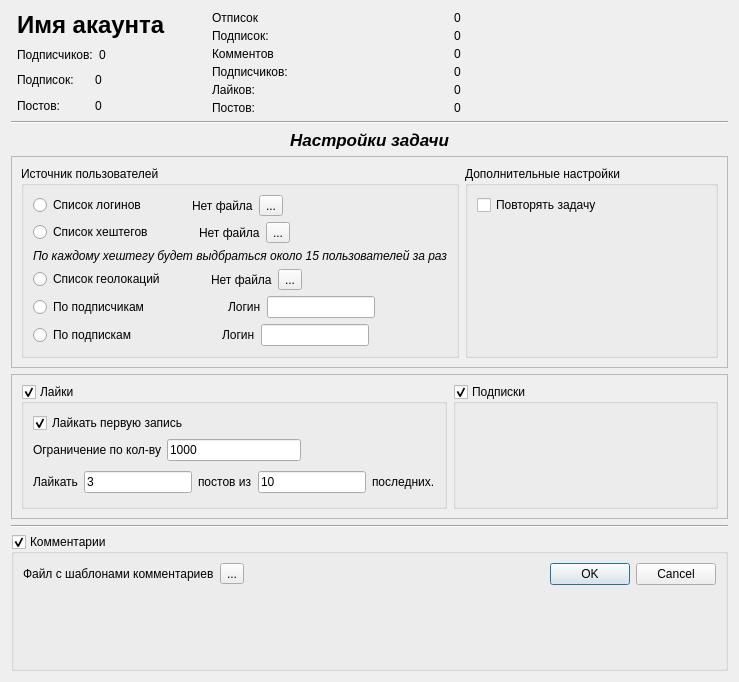
This is forms/ui/account.ui in dmitriypereverza/InstaBot as Qt 5 draws it before an edit. The edited form follows.
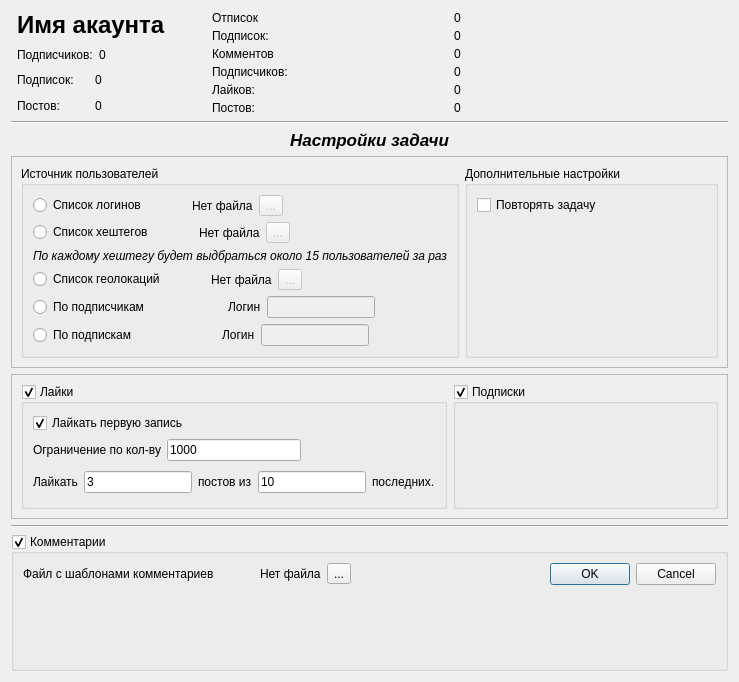
This is the edited form. Icons and pictures are not drawn.

Commit message: UI interface.Contain data from accountDialog

The edit to the form file:
```diff
--- a/forms/ui/account.ui
+++ b/forms/ui/account.ui
@@ -20,7 +20,7 @@
    </sizepolicy>
   </property>
   <property name="windowTitle">
-   <string>Dialog</string>
+   <string>Окно настройки бота</string>
   </property>
   <layout class="QVBoxLayout" name="verticalLayout_2">
    <item>
@@ -453,6 +453,9 @@
            </item>
            <item>
             <widget class="QToolButton" name="toolButton_2">
+             <property name="enabled">
+              <bool>false</bool>
+             </property>
              <property name="text">
               <string>...</string>
              </property>
@@ -510,6 +513,9 @@
            </item>
            <item>
             <widget class="QToolButton" name="toolButton_3">
+             <property name="enabled">
+              <bool>false</bool>
+             </property>
              <property name="text">
               <string>...</string>
              </property>
@@ -581,6 +587,9 @@
            </item>
            <item>
             <widget class="QToolButton" name="toolButton_4">
+             <property name="enabled">
+              <bool>false</bool>
+             </property>
              <property name="text">
               <string>...</string>
              </property>
@@ -631,7 +640,11 @@
             </widget>
            </item>
            <item>
-            <widget class="QLineEdit" name="lineEdit_4"/>
+            <widget class="QLineEdit" name="lineEdit_4">
+             <property name="enabled">
+              <bool>false</bool>
+             </property>
+            </widget>
            </item>
            <item>
             <spacer name="horizontalSpacer_10">
@@ -678,7 +691,11 @@
             </widget>
            </item>
            <item>
-            <widget class="QLineEdit" name="lineEdit_5"/>
+            <widget class="QLineEdit" name="lineEdit_5">
+             <property name="enabled">
+              <bool>false</bool>
+             </property>
+            </widget>
            </item>
            <item>
             <spacer name="horizontalSpacer_11">
@@ -939,6 +956,26 @@
           </property>
          </widget>
         </item>
+        <item>
+         <spacer name="horizontalSpacer_13">
+          <property name="orientation">
+           <enum>Qt::Horizontal</enum>
+          </property>
+          <property name="sizeHint" stdset="0">
+           <size>
+            <width>40</width>
+            <height>20</height>
+           </size>
+          </property>
+         </spacer>
+        </item>
+        <item>
+         <widget class="QLabel" name="label_13">
+          <property name="text">
+           <string>Нет файла</string>
+          </property>
+         </widget>
+        </item>
         <item>
          <widget class="QToolButton" name="toolButton">
           <property name="text">
```
Left out of the diff: 83 changed lines with no effect on the pictures. The commit also changes 2 other files.
